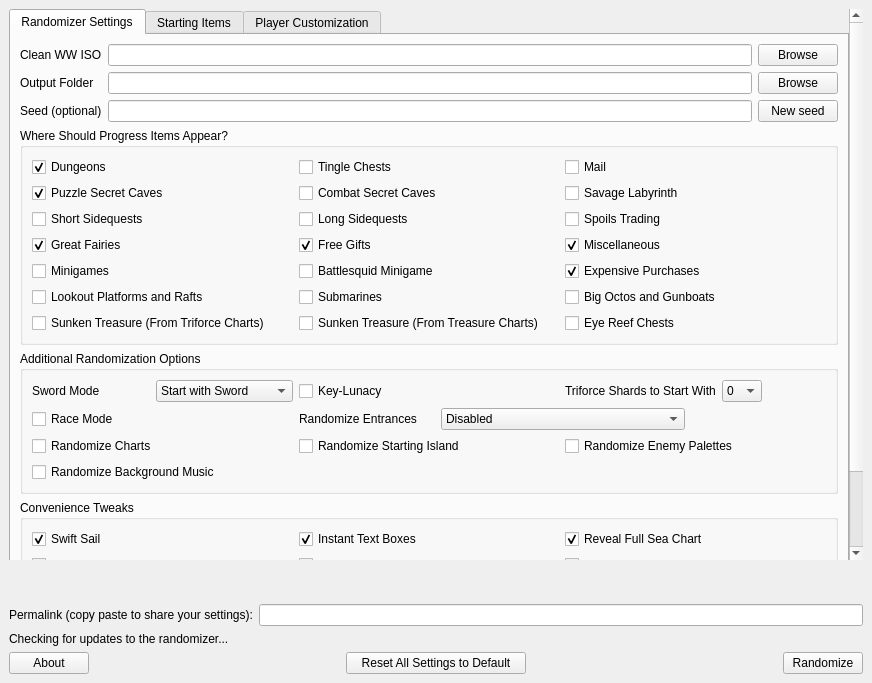
Qt form wwr_ui/randomizer_window.ui (LagoLunatic/wwrando) before a commit.
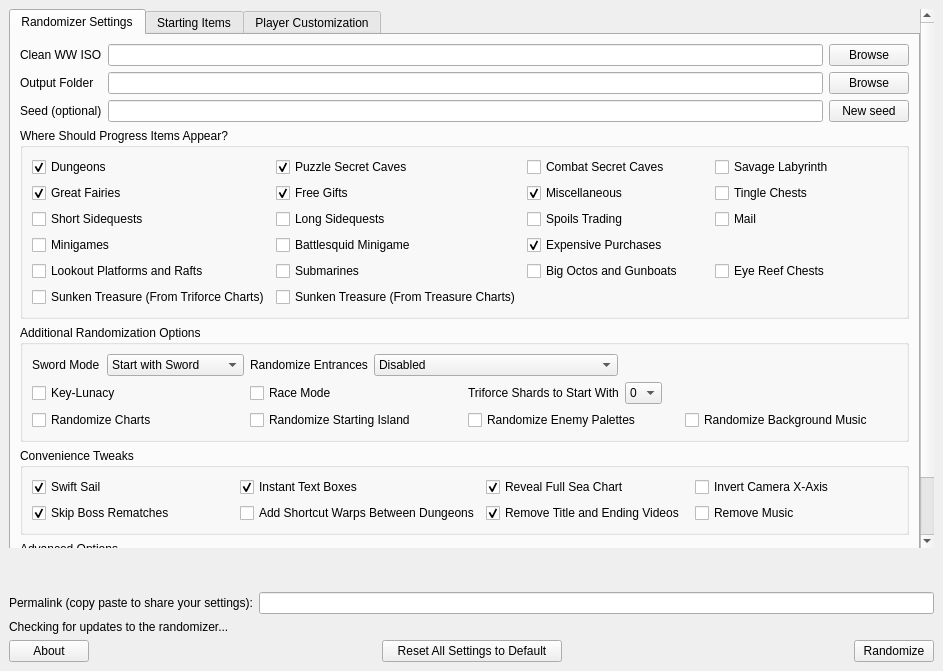
The same form after that commit.

Commit message:
Rework GUI layout to be wider, with 4 columns of options
Also move generate spoiler log and tingle bombs options to a new advanced section

Diff of the .ui file:
```diff
--- a/wwr_ui/randomizer_window.ui
+++ b/wwr_ui/randomizer_window.ui
@@ -6,8 +6,8 @@
    <rect>
     <x>0</x>
     <y>0</y>
-    <width>872</width>
-    <height>683</height>
+    <width>943</width>
+    <height>671</height>
    </rect>
   </property>
   <property name="windowTitle">
@@ -28,8 +28,8 @@
         <rect>
          <x>0</x>
          <y>0</y>
-         <width>837</width>
-         <height>582</height>
+         <width>908</width>
+         <height>546</height>
         </rect>
        </property>
        <layout class="QVBoxLayout" name="verticalLayout_4">
@@ -110,45 +110,45 @@
                <string>Where Should Progress Items Appear?</string>
               </property>
               <layout class="QGridLayout" name="gridLayout_2">
-               <item row="5" column="0">
+               <item row="7" column="0">
                 <widget class="QCheckBox" name="progression_platforms_rafts">
                  <property name="text">
                   <string>Lookout Platforms and Rafts</string>
                  </property>
                 </widget>
                </item>
-               <item row="0" column="0">
-                <widget class="QCheckBox" name="progression_dungeons">
-                 <property name="text">
-                  <string>Dungeons</string>
-                 </property>
-                 <property name="checked">
-                  <bool>true</bool>
-                 </property>
-                </widget>
-               </item>
-               <item row="2" column="1">
+               <item row="4" column="1">
                 <widget class="QCheckBox" name="progression_long_sidequests">
                  <property name="text">
                   <string>Long Sidequests</string>
                  </property>
                 </widget>
                </item>
-               <item row="2" column="0">
+               <item row="0" column="0">
+                <widget class="QCheckBox" name="progression_dungeons">
+                 <property name="text">
+                  <string>Dungeons</string>
+                 </property>
+                 <property name="checked">
+                  <bool>true</bool>
+                 </property>
+                </widget>
+               </item>
+               <item row="4" column="0">
                 <widget class="QCheckBox" name="progression_short_sidequests">
                  <property name="text">
                   <string>Short Sidequests</string>
                  </property>
                 </widget>
                </item>
-               <item row="7" column="1">
+               <item row="9" column="1">
                 <widget class="QCheckBox" name="progression_treasure_charts">
                  <property name="text">
                   <string>Sunken Treasure (From Treasure Charts)</string>
                  </property>
                 </widget>
                </item>
-               <item row="5" column="1">
+               <item row="7" column="1">
                 <widget class="QCheckBox" name="progression_submarines">
                  <property name="text">
                   <string>Submarines</string>
@@ -158,79 +158,42 @@
                  </property>
                 </widget>
                </item>
-               <item row="7" column="0">
+               <item row="9" column="0">
                 <widget class="QCheckBox" name="progression_triforce_charts">
                  <property name="text">
                   <string>Sunken Treasure (From Triforce Charts)</string>
                  </property>
                 </widget>
                </item>
-               <item row="3" column="0">
-                <widget class="QCheckBox" name="progression_great_fairies">
-                 <property name="text">
-                  <string>Great Fairies</string>
-                 </property>
-                 <property name="checked">
-                  <bool>true</bool>
-                 </property>
-                </widget>
-               </item>
-               <item row="2" column="2">
+               <item row="4" column="2">
                 <widget class="QCheckBox" name="progression_spoils_trading">
                  <property name="text">
                   <string>Spoils Trading</string>
                  </property>
                 </widget>
                </item>
-               <item row="3" column="2">
-                <widget class="QCheckBox" name="progression_misc">
-                 <property name="text">
-                  <string>Miscellaneous</string>
-                 </property>
-                 <property name="checked">
-                  <bool>true</bool>
-                 </property>
-                </widget>
-               </item>
-               <item row="4" column="0">
+               <item row="6" column="0">
                 <widget class="QCheckBox" name="progression_minigames">
                  <property name="text">
                   <string>Minigames</string>
                  </property>
                 </widget>
                </item>
-               <item row="3" column="1">
-                <widget class="QCheckBox" name="progression_free_gifts">
+               <item row="6" column="1">
+                <widget class="QCheckBox" name="progression_battlesquid">
                  <property name="text">
-                  <string>Free Gifts</string>
-                 </property>
-                 <property name="checked">
-                  <bool>true</bool>
+                  <string>Battlesquid Minigame</string>
                  </property>
                 </widget>
                </item>
                <item row="7" column="2">
-                <widget class="QCheckBox" name="progression_eye_reef_chests">
-                 <property name="text">
-                  <string>Eye Reef Chests</string>
-                 </property>
-                </widget>
-               </item>
-               <item row="5" column="2">
                 <widget class="QCheckBox" name="progression_big_octos_gunboats">
                  <property name="text">
                   <string>Big Octos and Gunboats</string>
                  </property>
                 </widget>
                </item>
-               <item row="4" column="1">
-                <widget class="QCheckBox" name="progression_battlesquid">
-                 <property name="text">
-                  <string>Battlesquid Minigame</string>
-                 </property>
-                </widget>
-               </item>
-               <item row="4" column="2">
+               <item row="6" column="2">
                 <widget class="QCheckBox" name="progression_expensive_purchases">
                  <property name="text">
                   <string>Expensive Purchases</string>
@@ -240,21 +203,41 @@
                  </property>
                 </widget>
                </item>
-               <item row="1" column="2">
-                <widget class="QCheckBox" name="progression_savage_labyrinth">
+               <item row="1" column="0">
+                <widget class="QCheckBox" name="progression_great_fairies">
                  <property name="text">
-                  <string>Savage Labyrinth</string>
+                  <string>Great Fairies</string>
+                 </property>
+                 <property name="checked">
+                  <bool>true</bool>
                  </property>
                 </widget>
                </item>
-               <item row="1" column="1">
+               <item row="0" column="2">
                 <widget class="QCheckBox" name="progression_combat_secret_caves">
                  <property name="text">
                   <string>Combat Secret Caves</string>
                  </property>
                 </widget>
                </item>
-               <item row="1" column="0">
+               <item row="1" column="1">
+                <widget class="QCheckBox" name="progression_free_gifts">
+                 <property name="text">
+                  <string>Free Gifts</string>
+                 </property>
+                 <property name="checked">
+                  <bool>true</bool>
+                 </property>
+                </widget>
+               </item>
+               <item row="0" column="3">
+                <widget class="QCheckBox" name="progression_savage_labyrinth">
+                 <property name="text">
+                  <string>Savage Labyrinth</string>
+                 </property>
+                </widget>
+               </item>
+               <item row="0" column="1">
                 <widget class="QCheckBox" name="progression_puzzle_secret_caves">
                  <property name="text">
                   <string>Puzzle Secret Caves</string>
@@ -264,20 +247,37 @@
                  </property>
                 </widget>
                </item>
-               <item row="0" column="1">
-                <widget class="QCheckBox" name="progression_tingle_chests">
+               <item row="1" column="2">
+                <widget class="QCheckBox" name="progression_misc">
                  <property name="text">
-                  <string>Tingle Chests</string>
+                  <string>Miscellaneous</string>
                  </property>
+                 <property name="checked">
+                  <bool>true</bool>
+                 </property>
                 </widget>
                </item>
-               <item row="0" column="2">
+               <item row="7" column="3">
+                <widget class="QCheckBox" name="progression_eye_reef_chests">
+                 <property name="text">
+                  <string>Eye Reef Chests</string>
+                 </property>
+                </widget>
+               </item>
+               <item row="4" column="3">
                 <widget class="QCheckBox" name="progression_mail">
                  <property name="text">
                   <string>Mail</string>
                  </property>
                 </widget>
                </item>
+               <item row="1" column="3">
+                <widget class="QCheckBox" name="progression_tingle_chests">
+                 <property name="text">
+                  <string>Tingle Chests</string>
+                 </property>
+                </widget>
+               </item>
               </layout>
              </widget>
             </item>
@@ -287,21 +287,58 @@
                <string>Additional Randomization Options</string>
               </property>
               <layout class="QGridLayout" name="gridLayout_3">
+               <item row="0" column="0">
+                <layout class="QHBoxLayout" name="horizontalLayout_5">
+                 <item>
+                  <widget class="QLabel" name="label_for_sword_mode">
+                   <property name="text">
+                    <string>Sword Mode</string>
+                   </property>
+                  </widget>
+                 </item>
+                 <item>
+                  <widget class="QComboBox" name="sword_mode">
+                   <item>
+                    <property name="text">
+                     <string>Start with Sword</string>
+                    </property>
+                   </item>
+                   <item>
+                    <property name="text">
+                     <string>Randomized Sword</string>
+                    </property>
+                   </item>
+                   <item>
+                    <property name="text">
+                     <string>Swordless</string>
+                    </property>
+                   </item>
+                  </widget>
+                 </item>
+                </layout>
+               </item>
+               <item row="2" column="0">
+                <widget class="QCheckBox" name="randomize_charts">
+                 <property name="text">
+                  <string>Randomize Charts</string>
+                 </property>
+                </widget>
+               </item>
+               <item row="2" column="1">
+                <widget class="QCheckBox" name="randomize_starting_island">
+                 <property name="text">
+                  <string>Randomize Starting Island</string>
+                 </property>
+                </widget>
+               </item>
                <item row="1" column="0">
-                <widget class="QCheckBox" name="race_mode">
-                 <property name="text">
-                  <string>Race Mode</string>
-                 </property>
-                </widget>
-               </item>
-               <item row="0" column="1">
                 <widget class="QCheckBox" name="keylunacy">
                  <property name="text">
                   <string>Key-Lunacy</string>
                  </property>
                 </widget>
                </item>
-               <item row="0" column="2">
+               <item row="1" column="2">
                 <layout class="QHBoxLayout" name="horizontalLayout_2">
                  <item>
                   <widget class="QLabel" name="label_for_num_starting_triforce_shards">
@@ -376,37 +413,14 @@
                  </item>
                 </layout>
                </item>
-               <item row="0" column="0">
-                <layout class="QHBoxLayout" name="horizontalLayout_5">
-                 <item>
-                  <widget class="QLabel" name="label_for_sword_mode">
-                   <property name="text">
-                    <string>Sword Mode</string>
-                   </property>
-                  </widget>
-                 </item>
-                 <item>
-                  <widget class="QComboBox" name="sword_mode">
-                   <item>
-                    <property name="text">
-                     <string>Start with Sword</string>
-                    </property>
-                   </item>
-                   <item>
-                    <property name="text">
-                     <string>Randomized Sword</string>
-                    </property>
-                   </item>
-                   <item>
-                    <property name="text">
-                     <string>Swordless</string>
-                    </property>
-                   </item>
-                  </widget>
-                 </item>
-                </layout>
+               <item row="1" column="1">
+                <widget class="QCheckBox" name="race_mode">
+                 <property name="text">
+                  <string>Race Mode</string>
+                 </property>
+                </widget>
                </item>
-               <item row="1" column="1" colspan="2">
+               <item row="0" column="1" colspan="2">
                 <layout class="QHBoxLayout" name="horizontalLayout_8">
                  <item>
                   <widget class="QLabel" name="label_for_randomize_entrances">
@@ -449,21 +463,7 @@
                  </item>
                 </layout>
                </item>
-               <item row="2" column="1">
-                <widget class="QCheckBox" name="randomize_starting_island">
-                 <property name="text">
-                  <string>Randomize Starting Island</string>
-                 </property>
-                </widget>
-               </item>
-               <item row="2" column="0">
-                <widget class="QCheckBox" name="randomize_charts">
-                 <property name="text">
-                  <string>Randomize Charts</string>
-                 </property>
-                </widget>
-               </item>
-               <item row="3" column="0">
+               <item row="2" column="3">
                 <widget class="QCheckBox" name="randomize_bgm">
                  <property name="text">
                   <string>Randomize Background Music</string>
@@ -477,6 +477,9 @@
                  </property>
                 </widget>
                </item>
+               <item row="0" column="3">
+                <widget class="QWidget" name="widget_5" native="true"/>
+               </item>
               </layout>
              </widget>
             </item>
@@ -506,23 +509,6 @@
                  </property>
                 </widget>
                </item>
-               <item row="1" column="2">
-                <widget class="QCheckBox" name="generate_spoiler_log">
-                 <property name="text">
-                  <string>Generate Spoiler Log</string>
-                 </property>
-                 <property name="checked">
-                  <bool>true</bool>
-                 </property>
-                </widget>
-               </item>
-               <item row="2" column="0">
-                <widget class="QCheckBox" name="invert_camera_x_axis">
-                 <property name="text">
-                  <string>Invert Camera X-Axis</string>
-                 </property>
-                </widget>
-               </item>
                <item row="0" column="2">
                 <widget class="QCheckBox" name="reveal_full_sea_chart">
                  <property name="text">
@@ -550,14 +536,7 @@
                  </property>
                 </widget>
                </item>
-               <item row="2" column="1">
-                <widget class="QCheckBox" name="disable_tingle_chests_with_tingle_bombs">
-                 <property name="text">
-                  <string>Tingle Chests Require Non-Tingle Bombs</string>
-                 </property>
-                </widget>
-               </item>
-               <item row="2" column="2">
+               <item row="1" column="2">
                 <widget class="QCheckBox" name="remove_title_and_ending_videos">
                  <property name="text">
                   <string>Remove Title and Ending Videos</string>
@@ -567,12 +546,51 @@
                  </property>
                 </widget>
                </item>
-               <item row="3" column="0">
+               <item row="1" column="3">
                 <widget class="QCheckBox" name="remove_music">
                  <property name="text">
                   <string>Remove Music</string>
                  </property>
                 </widget>
+               </item>
+               <item row="0" column="3">
+                <widget class="QCheckBox" name="invert_camera_x_axis">
+                 <property name="text">
+                  <string>Invert Camera X-Axis</string>
+                 </property>
+                </widget>
+               </item>
+              </layout>
+             </widget>
+            </item>
+            <item>
+             <widget class="QGroupBox" name="groupBox_4">
+              <property name="title">
+               <string>Advanced Options</string>
+              </property>
+              <layout class="QGridLayout" name="gridLayout_6">
+               <item row="0" column="1">
+                <widget class="QCheckBox" name="disable_tingle_chests_with_tingle_bombs">
+                 <property name="text">
+                  <string>Tingle Chests Require Non-Tingle Bombs</string>
+                 </property>
+                </widget>
+               </item>
+               <item row="0" column="0">
+                <widget class="QCheckBox" name="generate_spoiler_log">
+                 <property name="text">
+                  <string>Generate Spoiler Log</string>
+                 </property>
+                 <property name="checked">
+                  <bool>true</bool>
+                 </property>
+                </widget>
+               </item>
+               <item row="0" column="2">
+                <widget class="QWidget" name="widget_3" native="true"/>
+               </item>
+               <item row="0" column="3">
+                <widget class="QWidget" name="widget_4" native="true"/>
                </item>
               </layout>
              </widget>
```
The commit also changes 1 other file.
